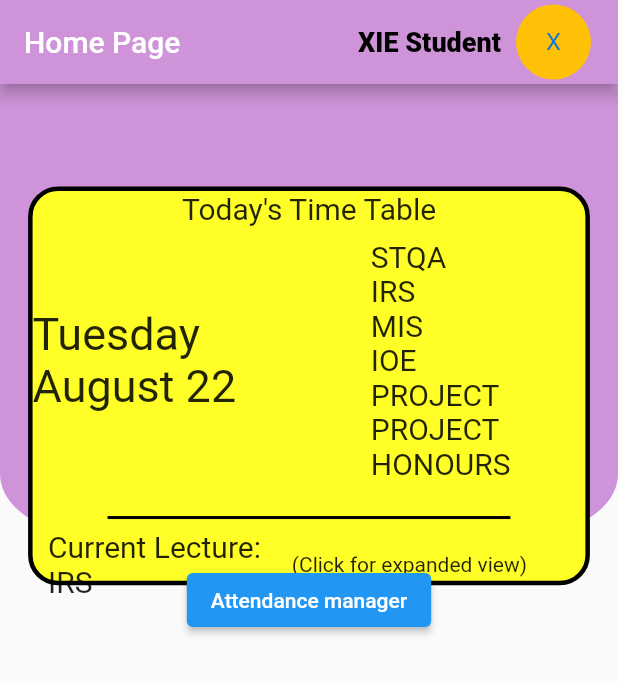
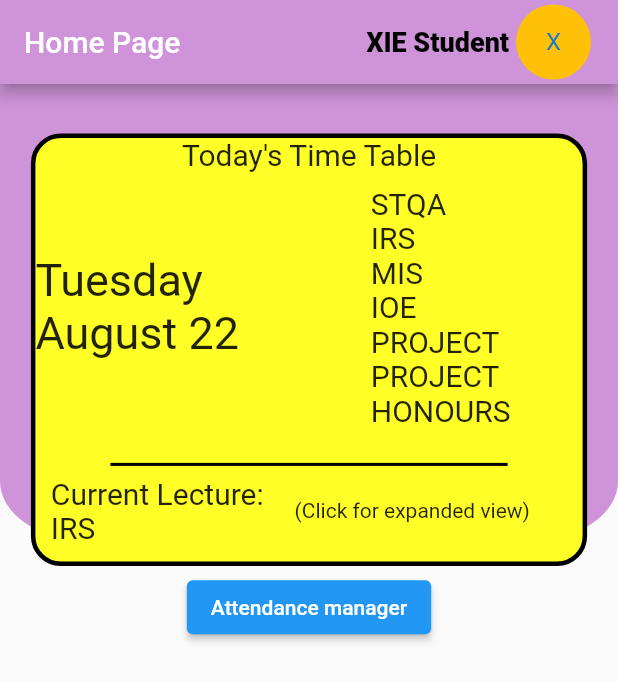
Before and after one commit to SohamDesai1/XIE-IT-HUB, a Flutter app: the screen it shows after launch, on a phone screen of 412 x 824 dp. Shown: the top 681 px of the screen. Run offline on Flutter 3.47's test engine with Material 2 defaults, Android fonts, the phone set to English and light mode, and no system bars; our stand-ins replace circle_nav_bar, firebase_auth, flutter_riverpod, go_router, google_fonts, google_sign_in and 4 more; missing offline and left inert: horizontal_calendar; accounts and stored records are empty.

Commit message:
style(UI): changed the width and height to be responsive

```diff
--- a/lib/main.dart
+++ b/lib/main.dart
@@ -5,6 +5,7 @@ import 'package:flutter/material.dart';
 import 'package:flutter_riverpod/flutter_riverpod.dart';
 import 'package:hive_flutter/hive_flutter.dart';
 import 'package:path_provider/path_provider.dart';
+import 'package:responsive_sizer/responsive_sizer.dart';
 import 'package:stack_trace/stack_trace.dart' as stack_trace;
 
 import 'models/attendance.dart';
@@ -21,7 +22,7 @@ void main() async {
     if (stack is stack_trace.Chain) return stack.toTrace().vmTrace;
     return stack;
   };
-  runApp(const ProviderScope(child: MaterialApp(home: MyApp())));
+  runApp(const ProviderScope(child: MyApp()));
 }
 
 class MyApp extends ConsumerStatefulWidget {
@@ -34,6 +35,12 @@ class MyApp extends ConsumerStatefulWidget {
 class _MyAppState extends ConsumerState<MyApp> {
   @override
   Widget build(BuildContext context) {
-    return const HomePage();
+    return ResponsiveSizer(
+      builder: (context, orientation, screenType) {
+        return const MaterialApp(
+          home: HomePage(),
+        );
+      },
+    );
   }
 }
--- a/lib/pages/home_page.dart
+++ b/lib/pages/home_page.dart
@@ -1,6 +1,7 @@
 import 'package:college_manager/pages/attendance.dart';
 import 'package:college_manager/widgets/time_table.dart';
 import 'package:flutter/material.dart';
+import 'package:responsive_sizer/responsive_sizer.dart';
 
 class HomePage extends StatefulWidget {
   const HomePage({super.key});
@@ -11,13 +12,19 @@ class HomePage extends StatefulWidget {
 
 class _HomePageState extends State<HomePage> {
   @override
+  void initState() {
+    super.initState();
+  }
+
+  @override
   Widget build(BuildContext context) {
-    return Scaffold(
+    return MaterialApp(
+      home: Scaffold(
         appBar: AppBar(
           backgroundColor: Colors.purple[200],
           title: const Text("Home Page"),
-        actions: const [
-          Center(
+          actions: [
+            const Center(
               child: Text(
                 "XIE Student",
                 style: TextStyle(
@@ -27,9 +34,9 @@ class _HomePageState extends State<HomePage> {
               ),
             ),
             SizedBox(
-            width: 10,
+              width: MediaQuery.of(context).size.width / 90,
             ),
-          Padding(
+            const Padding(
               padding: EdgeInsets.only(right: 18.0),
               child: CircleAvatar(
                 radius: 25,
@@ -47,7 +54,7 @@ class _HomePageState extends State<HomePage> {
               children: [
                 Container(
                   width: double.infinity,
-                height: 300,
+                  height: Adaptive.h(37),
                   decoration: BoxDecoration(
                       color: Colors.purple[200],
                       borderRadius: const BorderRadius.only(
@@ -65,8 +72,9 @@ class _HomePageState extends State<HomePage> {
                     context,
                     MaterialPageRoute(
                         builder: (context) => const AttendancePage())),
-              child: const Text("Attendance manager"))
+                child: const Text("Attendance manager")),
           ],
+        ),
       ),
     );
   }
--- a/lib/widgets/att_card.dart
+++ b/lib/widgets/att_card.dart
@@ -1,5 +1,6 @@
 import 'package:flutter/material.dart';
 import 'package:google_fonts/google_fonts.dart';
+import 'package:responsive_sizer/responsive_sizer.dart';
 
 class AttCard extends StatelessWidget {
   final String subject;
@@ -20,8 +21,8 @@ class AttCard extends StatelessWidget {
   @override
   Widget build(BuildContext context) {
     return Container(
-      width: MediaQuery.of(context).size.width / 1.1,
-      height: MediaQuery.of(context).size.height / 8.5,
+      width: 90.w,
+      height: 12.h,
       decoration: const BoxDecoration(
           color: Colors.amber,
           borderRadius: BorderRadius.all(Radius.circular(10))),
--- a/lib/widgets/time_table.dart
+++ b/lib/widgets/time_table.dart
@@ -4,13 +4,7 @@ import 'package:college_manager/widgets/expanded_tt.dart';
 import 'package:flutter/material.dart';
 import 'package:intl/intl.dart';
 import 'package:college_manager/utils/timeTable.dart';
-
-void main() {
-  runApp(const MaterialApp(
-    debugShowCheckedModeBanner: false,
-    home: TimeTable(),
-  ));
-}
+import 'package:responsive_sizer/responsive_sizer.dart';
 
 class TimeTable extends StatefulWidget {
   const TimeTable({super.key});
@@ -100,8 +94,8 @@ class _TimeTableState extends State<TimeTable> {
       onTap: () => Navigator.push(
           context, MaterialPageRoute(builder: (context) => ExpandedTT())),
       child: Container(
-        width: MediaQuery.of(context).size.width / 1.1,
-        height: MediaQuery.of(context).size.height / 3.1,
+        width: 90.w,
+        height: 35.h,
         decoration: BoxDecoration(
           border: Border.all(color: Colors.black, width: 3),
           borderRadius: BorderRadius.circular(20),
--- a/pubspec.yaml
+++ b/pubspec.yaml
@@ -26,6 +26,7 @@ dependencies:
   page_transition: ^2.0.1-nullsafety.0
   path_provider: ^2.0.15
   provider: ^6.0.5
+  responsive_sizer: ^3.2.0
   shared_preferences: ^2.0.18
   stack_trace: ^1.11.0
   url_launcher: ^6.1.11
```
Also changed, not shown: pubspec.lock. Lines whose indentation alone changed are shown as unchanged.
